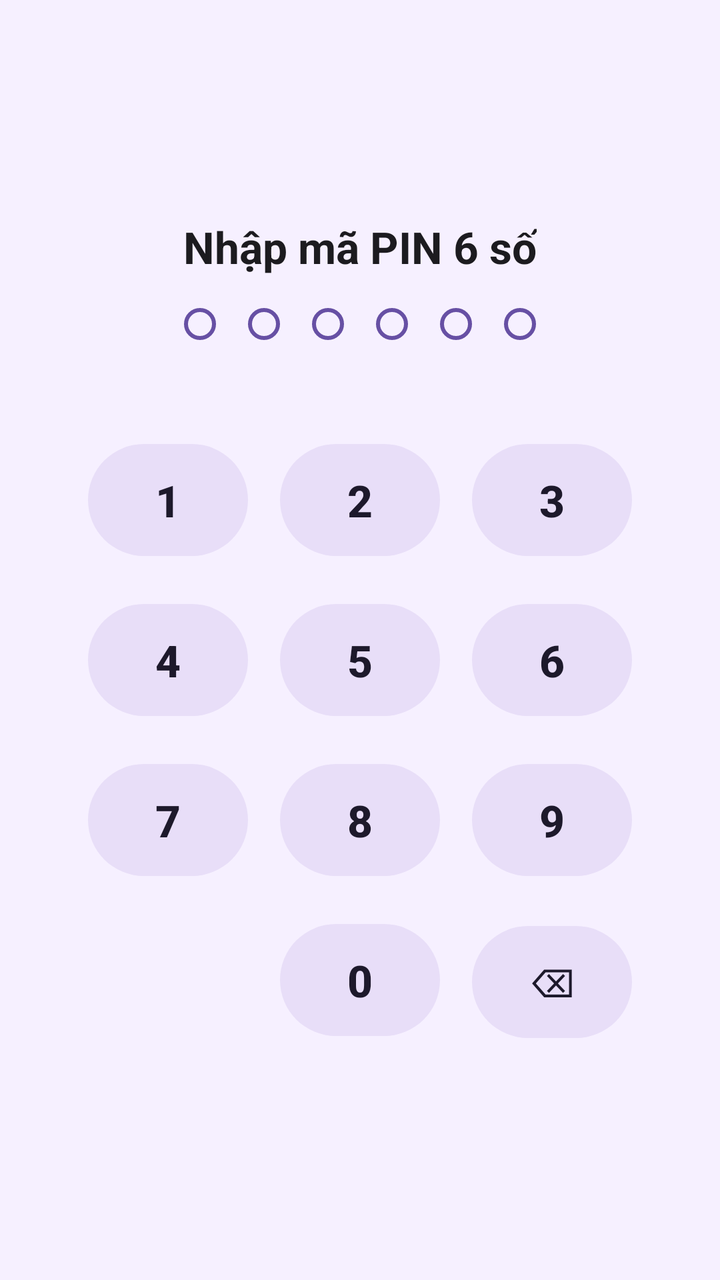
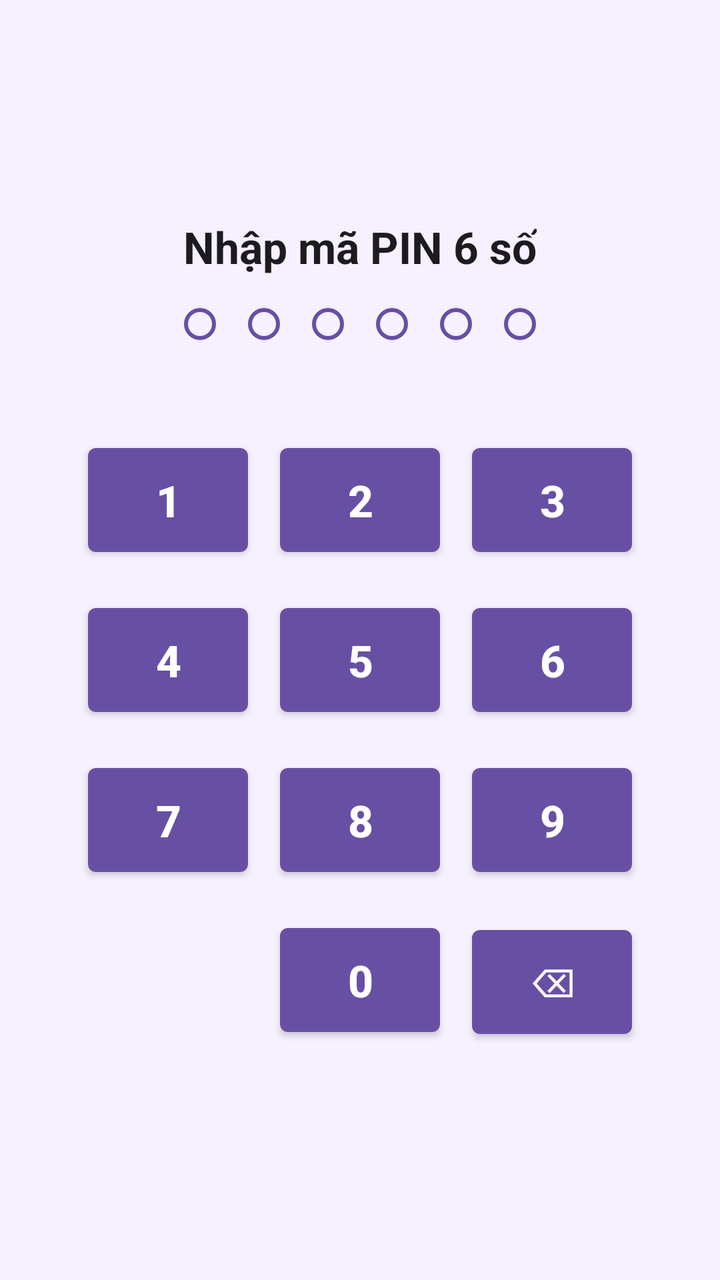

Compare the two renders of this Android layout. The source of the first and the diff that turns it into the second are given below.
<!-- AndroidManifest.xml: application theme Theme.NoteApp -->
<!-- res/layout/fragment_pin.xml -->
<?xml version="1.0" encoding="utf-8"?>
<LinearLayout
    xmlns:android="http://schemas.android.com/apk/res/android"
    xmlns:app="http://schemas.android.com/apk/res-auto"
    android:layout_width="match_parent"
    android:layout_height="match_parent"
    android:orientation="vertical"
    android:gravity="center"
    android:padding="24dp"
    android:background="@color/background">

    <TextView
        android:id="@+id/tvTitle"
        android:layout_width="wrap_content"
        android:layout_height="wrap_content"
        android:text="Nhập mã PIN 6 số"
        android:textSize="22sp"
        android:textStyle="bold"
        android:textColor="@color/on_surface"
        android:layout_marginBottom="8dp" />

    <TextView
        android:id="@+id/tvError"
        android:layout_width="wrap_content"
        android:layout_height="wrap_content"
        android:textColor="@color/error"
        android:textSize="14sp"
        android:visibility="gone"
        android:layout_marginBottom="8dp" />

    
    <LinearLayout
        android:layout_width="wrap_content"
        android:layout_height="wrap_content"
        android:orientation="horizontal"
        android:layout_marginBottom="32dp">

        <View android:id="@+id/dot1" android:layout_width="16dp" android:layout_height="16dp"
            android:layout_margin="8dp" android:background="@drawable/dot_empty" />
        <View android:id="@+id/dot2" android:layout_width="16dp" android:layout_height="16dp"
            android:layout_margin="8dp" android:background="@drawable/dot_empty" />
        <View android:id="@+id/dot3" android:layout_width="16dp" android:layout_height="16dp"
            android:layout_margin="8dp" android:background="@drawable/dot_empty" />
        <View android:id="@+id/dot4" android:layout_width="16dp" android:layout_height="16dp"
            android:layout_margin="8dp" android:background="@drawable/dot_empty" />
        <View android:id="@+id/dot5" android:layout_width="16dp" android:layout_height="16dp"
            android:layout_margin="8dp" android:background="@drawable/dot_empty" />
        <View android:id="@+id/dot6" android:layout_width="16dp" android:layout_height="16dp"
            android:layout_margin="8dp" android:background="@drawable/dot_empty" />
    </LinearLayout>

    
    <GridLayout
        android:layout_width="wrap_content"
        android:layout_height="wrap_content"
        android:columnCount="3"
        android:rowCount="4">

        <com.google.android.material.button.MaterialButton
            android:id="@+id/btn1" style="@style/PinButton" android:text="1" />
        <com.google.android.material.button.MaterialButton
            android:id="@+id/btn2" style="@style/PinButton" android:text="2" />
        <com.google.android.material.button.MaterialButton
            android:id="@+id/btn3" style="@style/PinButton" android:text="3" />
        <com.google.android.material.button.MaterialButton
            android:id="@+id/btn4" style="@style/PinButton" android:text="4" />
        <com.google.android.material.button.MaterialButton
            android:id="@+id/btn5" style="@style/PinButton" android:text="5" />
        <com.google.android.material.button.MaterialButton
            android:id="@+id/btn6" style="@style/PinButton" android:text="6" />
        <com.google.android.material.button.MaterialButton
            android:id="@+id/btn7" style="@style/PinButton" android:text="7" />
        <com.google.android.material.button.MaterialButton
            android:id="@+id/btn8" style="@style/PinButton" android:text="8" />
        <com.google.android.material.button.MaterialButton
            android:id="@+id/btn9" style="@style/PinButton" android:text="9" />

        
        <com.google.android.material.button.MaterialButton
            android:id="@+id/btnBiometric"
            style="@style/Widget.Material3.Button.TonalButton"
            android:layout_width="80dp"
            android:layout_height="64dp"
            android:layout_margin="8dp"
            android:text="👆"
            android:textSize="24sp"
            android:visibility="gone" />

        <com.google.android.material.button.MaterialButton
            android:id="@+id/btn0" style="@style/PinButton" android:text="0" />

        <com.google.android.material.button.MaterialButton
            android:id="@+id/btnDelete"
            style="@style/Widget.Material3.Button.TonalButton"
            android:layout_width="80dp"
            android:layout_height="64dp"
            android:layout_margin="8dp"
            android:text="⌫"
            android:textSize="20sp" />

    </GridLayout>

</LinearLayout>
<!-- resources referenced by this layout -->
<resources>
  <color name="background">#F6F0FF</color>
  <color name="error">#B3261E</color>
  <color name="on_surface">#1C1B1F</color>
  <!-- drawable dot_empty (drawable) -->
  <?xml version="1.0" encoding="utf-8"?>
  <shape xmlns:android="http://schemas.android.com/apk/res/android"
      android:shape="oval">
      <stroke android:width="2dp" android:color="@color/primary" />
      <size android:width="16dp" android:height="16dp" />
  </shape>
  <style name="PinButton" parent="Widget.Material3.Button.TonalButton">
          <item name="android:layout_width">80dp</item>
          <item name="android:layout_height">64dp</item>
          <item name="android:layout_margin">8dp</item>
          <item name="android:textSize">22sp</item>
          <item name="android:textStyle">bold</item>
      </style>
  <style name="Theme.NoteApp" parent="Theme.Material3.Light.NoActionBar">
          <item name="colorPrimary">@color/primary</item>
          <item name="colorOnPrimary">@color/on_primary</item>
          <item name="colorPrimaryContainer">@color/primary_container</item>
          <item name="colorOnPrimaryContainer">@color/on_primary_container</item>
          <item name="colorSecondary">@color/secondary</item>
          <item name="colorSurface">@color/surface</item>
          <item name="colorOnSurface">@color/on_surface</item>
          <item name="android:colorBackground">@color/background</item>
          <item name="colorError">@color/error</item>
          <item name="android:windowBackground">@color/background</item>
      </style>
  <color name="primary">#6750A4</color>
  <color name="on_primary">#FFFFFF</color>
  <color name="primary_container">#EADDFF</color>
  <color name="on_primary_container">#21005D</color>
  <color name="secondary">#625B71</color>
  <color name="surface">#FFFBFE</color>
</resources>

<!-- the commit's change to res/layout/fragment_pin.xml (unified diff, before → after) -->
@@ -78,7 +78,7 @@
         
         <com.google.android.material.button.MaterialButton
             android:id="@+id/btnBiometric"
-            style="@style/Widget.Material3.Button.TonalButton"
+            style="@style/Widget.MaterialComponents.Button"
             android:layout_width="80dp"
             android:layout_height="64dp"
             android:layout_margin="8dp"
@@ -91,7 +91,7 @@
 
         <com.google.android.material.button.MaterialButton
             android:id="@+id/btnDelete"
-            style="@style/Widget.Material3.Button.TonalButton"
+            style="@style/Widget.MaterialComponents.Button"
             android:layout_width="80dp"
             android:layout_height="64dp"
             android:layout_margin="8dp"
<!-- resource entries referenced after the edit -->
@@ -10,18 +10,17 @@
       <stroke android:width="2dp" android:color="@color/primary" />
       <size android:width="16dp" android:height="16dp" />
   </shape>
-  <style name="PinButton" parent="Widget.Material3.Button.TonalButton">
+  <style name="PinButton" parent="Widget.MaterialComponents.Button">
           <item name="android:layout_width">80dp</item>
           <item name="android:layout_height">64dp</item>
           <item name="android:layout_margin">8dp</item>
           <item name="android:textSize">22sp</item>
           <item name="android:textStyle">bold</item>
       </style>
-  <style name="Theme.NoteApp" parent="Theme.Material3.Light.NoActionBar">
+  <style name="Theme.NoteApp" parent="Theme.MaterialComponents.Light.NoActionBar">
           <item name="colorPrimary">@color/primary</item>
           <item name="colorOnPrimary">@color/on_primary</item>
-          <item name="colorPrimaryContainer">@color/primary_container</item>
-          <item name="colorOnPrimaryContainer">@color/on_primary_container</item>
+          <item name="colorPrimaryVariant">@color/primary_container</item>
           <item name="colorSecondary">@color/secondary</item>
           <item name="colorSurface">@color/surface</item>
           <item name="colorOnSurface">@color/on_surface</item>
@@ -32,7 +31,6 @@
   <color name="primary">#6750A4</color>
   <color name="on_primary">#FFFFFF</color>
   <color name="primary_container">#EADDFF</color>
-  <color name="on_primary_container">#21005D</color>
   <color name="secondary">#625B71</color>
   <color name="surface">#FFFBFE</color>
 </resources>
